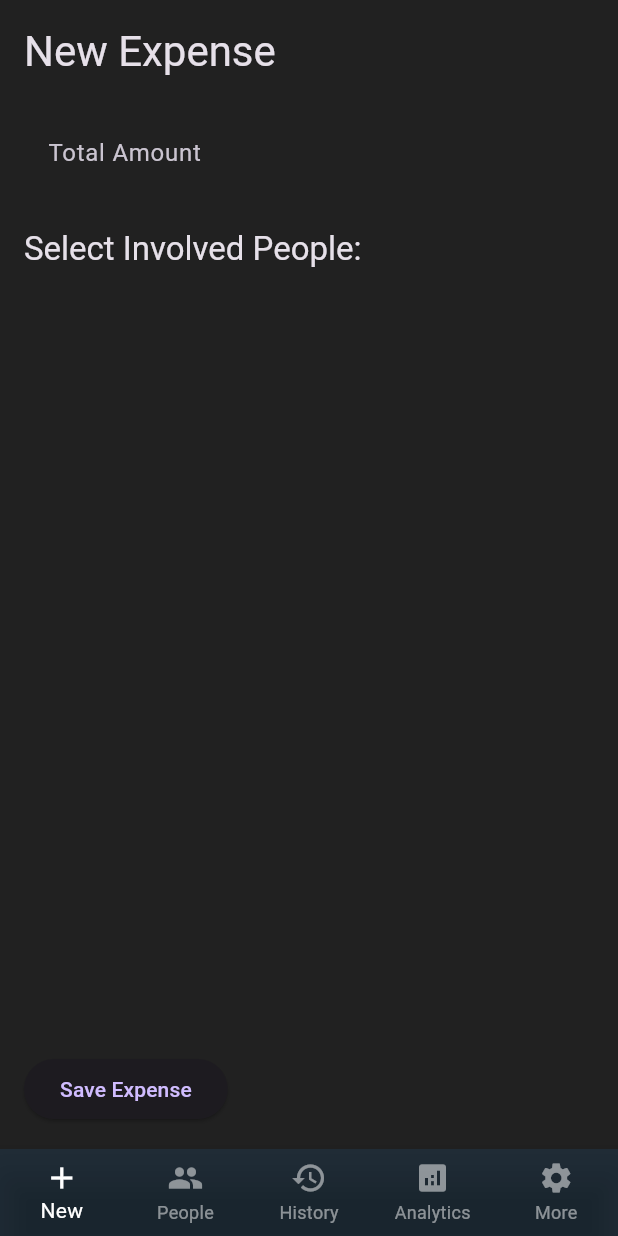
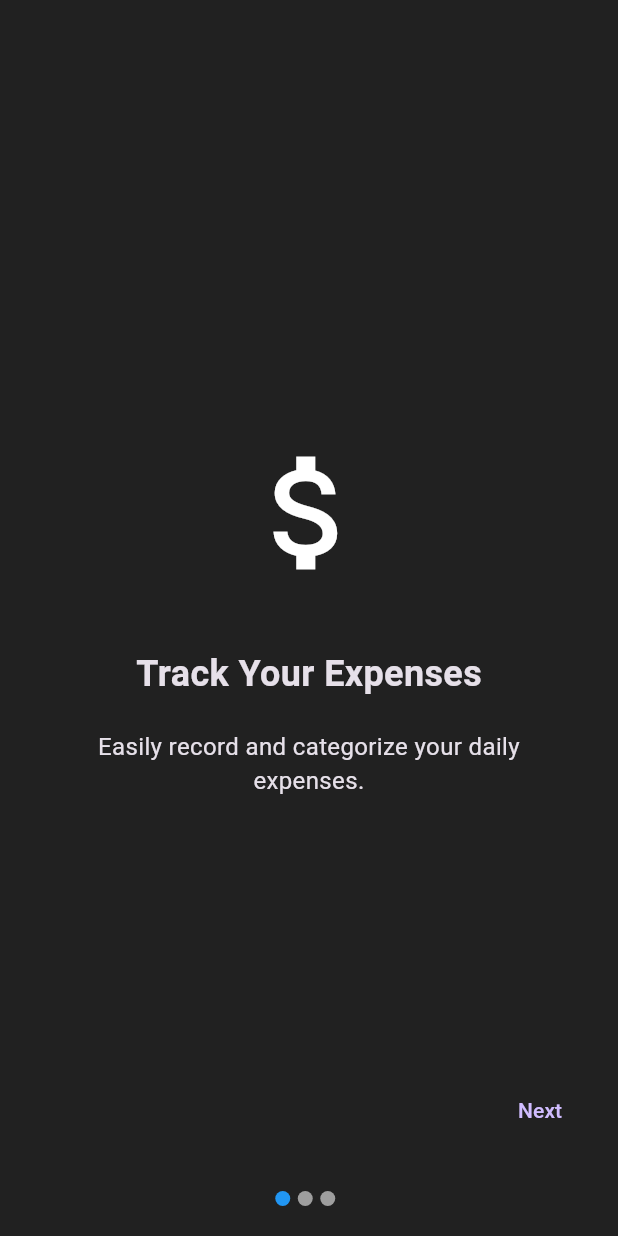
Before and after one commit to fisforfaheem/flutter_expense_app, a Flutter app: the screen it shows after launch, on a phone screen of 412 x 824 dp. Run offline on Flutter 3.47's test engine with Material 3 defaults, Android fonts, the phone set to English and light mode, and no system bars; drawn by our look-alikes of flutter_animate; our stand-ins replace hive_flutter, share_plus, shared_preferences, webview_flutter; accounts and stored records are empty.

Commit message:
add: Onboarding and playstore links

```diff
--- a/lib/main.dart
+++ b/lib/main.dart
@@ -3,11 +3,150 @@ import 'package:flutter_expense_app/faq_page.dart';
 import 'package:hive_flutter/hive_flutter.dart';
 import 'package:intl/intl.dart';
 import 'package:share_plus/share_plus.dart';
-import 'package:url_launcher/url_launcher.dart';
+// import 'package:url_launcher/url_launcher.dart';
 import 'package:url_launcher/url_launcher_string.dart';
 import 'package:webview_flutter/webview_flutter.dart';
+import 'package:flutter_animate/flutter_animate.dart';
+import 'package:shared_preferences/shared_preferences.dart';
 
 part 'main.g.dart';
+
+class OnboardingScreen extends StatefulWidget {
+  const OnboardingScreen({super.key});
+
+  @override
+  _OnboardingScreenState createState() => _OnboardingScreenState();
+}
+
+class _OnboardingScreenState extends State<OnboardingScreen> {
+  final PageController _pageController = PageController();
+  int _currentPage = 0;
+
+  List<OnboardingPage> pages = [
+    OnboardingPage(
+      title: "Track Your Expenses",
+      description: "Easily record and categorize your daily expenses.",
+      icon: Icons.attach_money,
+    ),
+    OnboardingPage(
+      title: "Visualize Your Spending",
+      description: "See your spending patterns with interactive charts.",
+      icon: Icons.pie_chart,
+    ),
+    OnboardingPage(
+      title: "Set Budgets",
+      description: "Create budgets and stay on top of your financial goals.",
+      icon: Icons.savings,
+    ),
+  ];
+
+  @override
+  Widget build(BuildContext context) {
+    return Scaffold(
+      body: Stack(
+        children: [
+          PageView.builder(
+            controller: _pageController,
+            itemCount: pages.length,
+            onPageChanged: (int page) {
+              setState(() {
+                _currentPage = page;
+              });
+            },
+            itemBuilder: (context, index) {
+              return buildPage(pages[index]);
+            },
+          ),
+          Positioned(
+            bottom: 20,
+            left: 0,
+            right: 0,
+            child: Row(
+              mainAxisAlignment: MainAxisAlignment.center,
+              children: List.generate(
+                pages.length,
+                (index) => buildDot(index),
+              ),
+            ),
+          ),
+          Positioned(
+            bottom: 60,
+            right: 20,
+            child: _currentPage == pages.length - 1
+                ? ElevatedButton(
+                    onPressed: () => finishOnboarding(),
+                    child: const Text("Get Started"),
+                  )
+                : TextButton(
+                    onPressed: () => _pageController.nextPage(
+                      duration: const Duration(milliseconds: 300),
+                      curve: Curves.easeInOut,
+                    ),
+                    child: const Text("Next"),
+                  ),
+          ),
+        ],
+      ),
+    );
+  }
+
+  Widget buildPage(OnboardingPage page) {
+    return Padding(
+      padding: const EdgeInsets.all(40),
+      child: Column(
+        mainAxisAlignment: MainAxisAlignment.center,
+        children: [
+          Icon(page.icon, size: 100)
+              .animate()
+              .fade(duration: 500.ms)
+              .scale(delay: 200.ms),
+          const SizedBox(height: 40),
+          Text(
+            page.title,
+            style: const TextStyle(fontSize: 24, fontWeight: FontWeight.bold),
+          ).animate().fadeIn(delay: 300.ms).moveY(begin: 20, end: 0),
+          const SizedBox(height: 20),
+          Text(
+            page.description,
+            textAlign: TextAlign.center,
+            style: const TextStyle(fontSize: 16),
+          ).animate().fadeIn(delay: 500.ms).moveY(begin: 20, end: 0),
+        ],
+      ),
+    );
+  }
+
+  Widget buildDot(int index) {
+    return Container(
+      height: 10,
+      width: 10,
+      margin: const EdgeInsets.only(right: 5),
+      decoration: BoxDecoration(
+        color: _currentPage == index ? Colors.blue : Colors.grey,
+        borderRadius: BorderRadius.circular(5),
+      ),
+    );
+  }
+
+  void finishOnboarding() async {
+    SharedPreferences prefs = await SharedPreferences.getInstance();
+    await prefs.setBool('onboarding_complete', true);
+    Navigator.pushReplacement(
+        context, MaterialPageRoute(builder: (context) => const HomePage()));
+  }
+}
+
+class OnboardingPage {
+  final String title;
+  final String description;
+  final IconData icon;
+
+  OnboardingPage({
+    required this.title,
+    required this.description,
+    required this.icon,
+  });
+}
 
 class SplashScreen extends StatefulWidget {
   const SplashScreen({super.key});
@@ -94,7 +233,9 @@ class MorePage extends StatelessWidget {
           subtitle: const Text('Share this app'),
           trailing: const Icon(Icons.arrow_forward_ios, color: Colors.grey),
           onTap: () {
-            Share.share('Check out this awesome expense tracking app!');
+            //use this and also add playstore link
+            Share.share(
+                'Download Expense Distribution app from Playstore: https://play.google.com/store/apps/details?id=com.example.flutter_expense_app');
           },
         ),
         const Divider(),
@@ -105,9 +246,10 @@ class MorePage extends StatelessWidget {
             'Feedback',
             style: TextStyle(fontSize: 18, fontWeight: FontWeight.bold),
           ),
-          subtitle: const Text('Share this app '),
+          subtitle: const Text('Rate us on Playstore'),
           trailing: const Icon(Icons.arrow_forward_ios, color: Colors.grey),
-          onTap: () => launchUrlString('https://www.google.com'),
+          onTap: () => launchUrlString(
+              'https://play.google.com/store/apps/details?id=com.example.flutter_expense_app'),
         ),
         const Divider(),
         ListTile(
@@ -287,11 +429,16 @@ void main() async {
   Hive.registerAdapter(ExpenseAdapter());
   await Hive.openBox<Person>('people');
   await Hive.openBox<Expense>('expenses');
-  runApp(const MyApp());
+  SharedPreferences prefs = await SharedPreferences.getInstance();
+  bool showOnboarding = prefs.getBool('onboarding_complete') ?? false;
+
+  runApp(MyApp(showOnboarding: !showOnboarding));
 }
 
 class MyApp extends StatelessWidget {
-  const MyApp({super.key});
+  final bool showOnboarding;
+
+  const MyApp({super.key, required this.showOnboarding});
 
   @override
   Widget build(BuildContext context) {
@@ -307,7 +454,10 @@ class MyApp extends StatelessWidget {
           elevation: 0,
         ),
       ),
-      home: const SplashScreen(),
+      //  routes: {
+      //   '/home': (context) => HomePage(),
+      // },
+      home: showOnboarding ? const OnboardingScreen() : const HomePage(),
     );
   }
 }
--- a/pubspec.yaml
+++ b/pubspec.yaml
@@ -10,10 +10,12 @@ dependencies:
   echart_flutter: ^0.1.0+2
   flutter:
     sdk: flutter
+  flutter_animate: ^4.5.0
   hive: ^2.2.3
   hive_flutter: ^1.1.0
   intl: ^0.18.0
   share_plus: ^10.0.2
+  shared_preferences: ^2.3.2
   url_launcher: ^6.3.0
   webview_flutter: ^4.9.0
 
```
Also changed, not shown: pubspec.lock, 1 other file.
